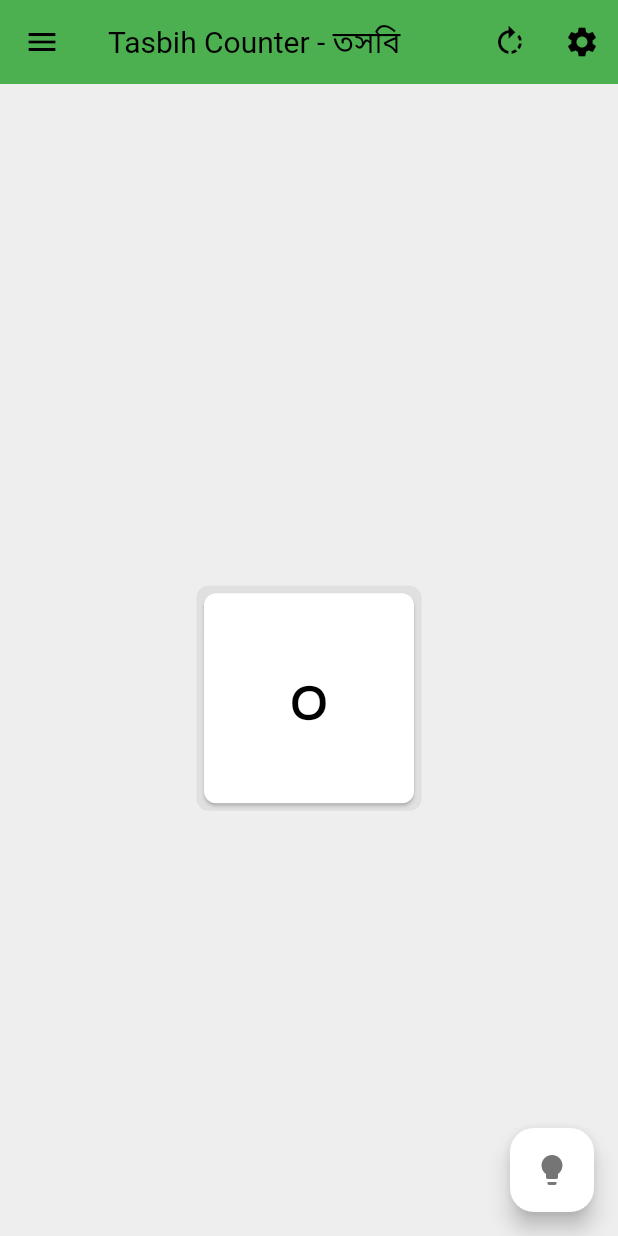
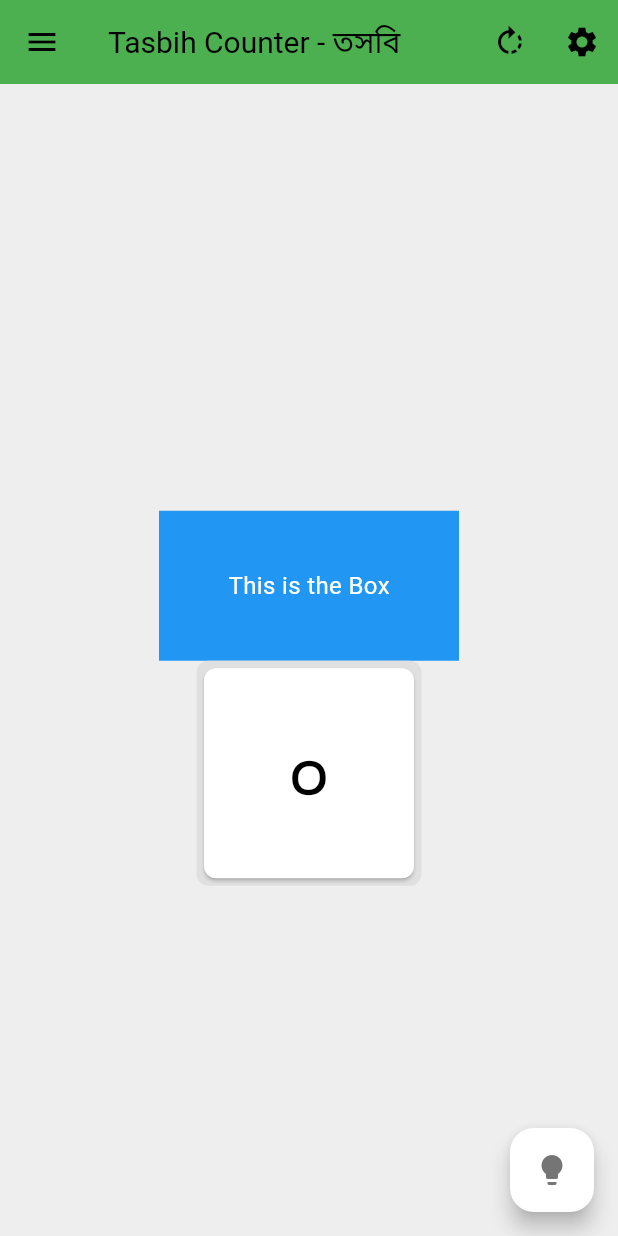
Before and after one commit to Azimul-Haque/tasbih-android, a Flutter app: the screen it shows after launch, on a phone screen of 412 x 824 dp. Run offline on Flutter 3.47's test engine with Material 3 defaults, Android fonts, the phone set to English and light mode, and no system bars; our stand-ins replace shared_preferences.

Commit message:
Commit Mon 11/25/2024  5:21:29.15 3543

```diff
--- a/lib/view/home.dart
+++ b/lib/view/home.dart
@@ -79,6 +79,17 @@ class _MyHomePageState extends State<MyHomePage> {
                   ]),
             ),
             const SizedBox(height: 20),
+            Container(
+              width: 200, // Box width
+              height: 100, // Box height
+              color: Colors.blue, // Box color
+              child: Center(
+                child: Text(
+                  'This is the Box',
+                  style: TextStyle(color: Colors.white, fontSize: 16),
+                ),
+              ),
+            ),
             MyBox(
               height: 150,
               widht: 150,
```
